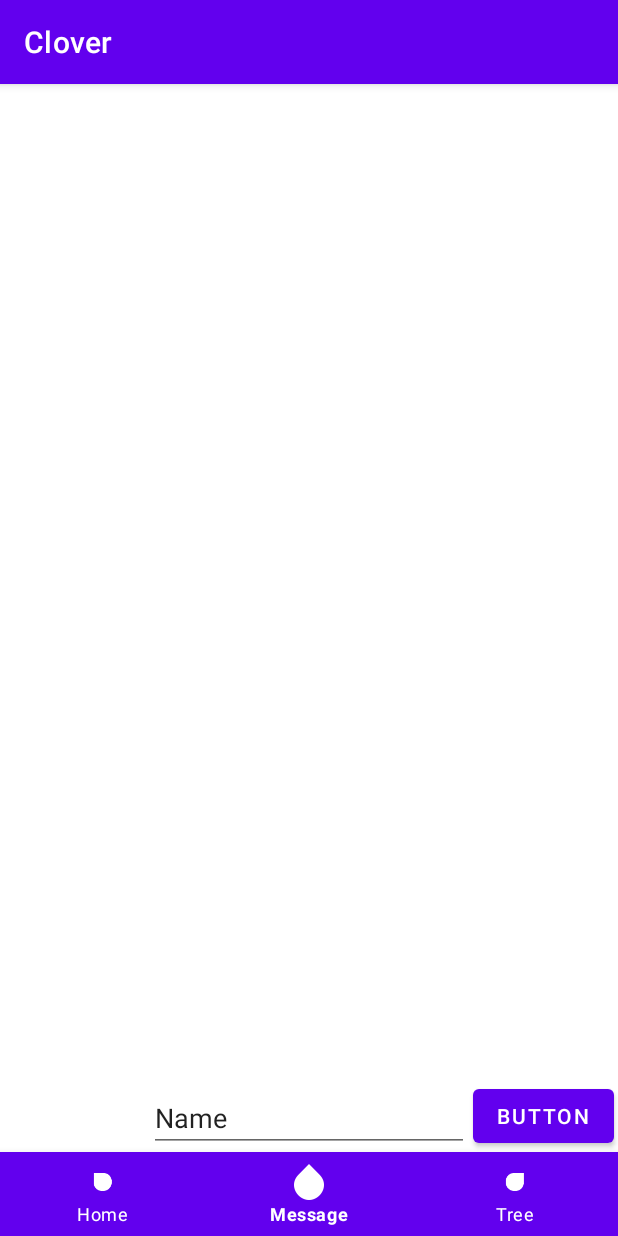
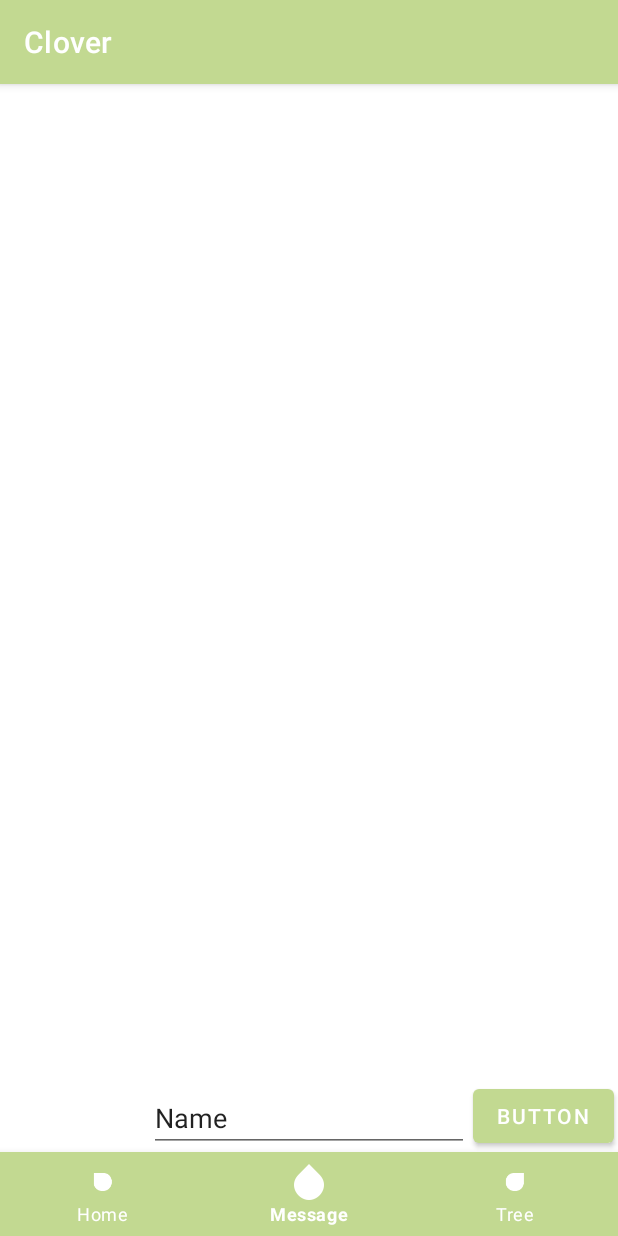
Before and after one commit to ParkSeungSu/CloverProject, an Android app: the screen it shows after launch (MainActivity), item 2 of the bottom bar chosen, on a phone screen of 412 x 824 dp. Run offline under Robolectric (Android 15) with nearby library versions, the phone set to English and light mode, and no system bars; pictures from the network do not load.

Commit message:
Color change
Color Changed

```diff
--- a/app/src/main/AndroidManifest.xml
+++ b/app/src/main/AndroidManifest.xml
@@ -1,11 +1,14 @@
 <?xml version="1.0" encoding="utf-8"?>
 <manifest xmlns:android="http://schemas.android.com/apk/res/android"
     package="halla.icsw.clover">
+
+    <uses-permission android:name="android.permission.INTERNET" />
 
     <application
         android:allowBackup="true"
         android:icon="@mipmap/ic_launcher"
         android:label="@string/app_name"
+        android:usesCleartextTraffic="true"
         android:roundIcon="@mipmap/ic_launcher_round"
         android:supportsRtl="true"
         android:theme="@style/Theme.Clover">
--- a/app/src/main/java/halla/icsw/clover/fragment/MessageFragment.java
+++ b/app/src/main/java/halla/icsw/clover/fragment/MessageFragment.java
@@ -12,7 +12,6 @@ import android.view.View;
 import android.view.ViewGroup;
 import android.widget.Button;
 import android.widget.EditText;
-import android.widget.ImageView;
 import android.widget.Toast;
 
 import java.io.BufferedReader;
@@ -22,8 +21,9 @@ import java.net.URL;
 import java.net.URLConnection;
 import java.net.URLEncoder;
 
-import halla.icsw.clover.MainActivity;
 import halla.icsw.clover.R;
+
+import static android.content.Context.MODE_PRIVATE;
 
 
 public class MessageFragment extends Fragment {
@@ -42,6 +42,8 @@ public class MessageFragment extends Fragment {
         // Inflate the layout for this fragment
         view= inflater.inflate(R.layout.fragment_message, container, false);
         sendButton=view.findViewById(R.id.sendButton);
+        sharedPreferences=getActivity().getSharedPreferences(SHARE_NAME,MODE_PRIVATE);
+        editor=sharedPreferences.edit();
 
         messageEdit=view.findViewById(R.id.messageEdit);
 
@@ -69,7 +71,7 @@ public class MessageFragment extends Fragment {
     public void uploadData(){
         String data=messageEdit.getText().toString();
         if(data != null && !data.equals("") ) {
-
+            insertToDatabase(data);
             setSavedCount();
             messageEdit.setText("");
             Toast.makeText(getActivity(), "멋진 메시지에요!", Toast.LENGTH_SHORT).show();
--- a/app/src/main/res/values/themes.xml
+++ b/app/src/main/res/values/themes.xml
@@ -2,8 +2,8 @@
     <!-- Base application theme. -->
     <style name="Theme.Clover" parent="Theme.MaterialComponents.DayNight.DarkActionBar">
         <!-- Primary brand color. -->
-        <item name="colorPrimary">@color/purple_500</item>
-        <item name="colorPrimaryVariant">@color/purple_700</item>
+        <item name="colorPrimary">@color/Theme3</item>
+        <item name="colorPrimaryVariant">@color/Theme4</item>
         <item name="colorOnPrimary">@color/white</item>
         <!-- Secondary brand color. -->
         <item name="colorSecondary">@color/teal_200</item>
```
